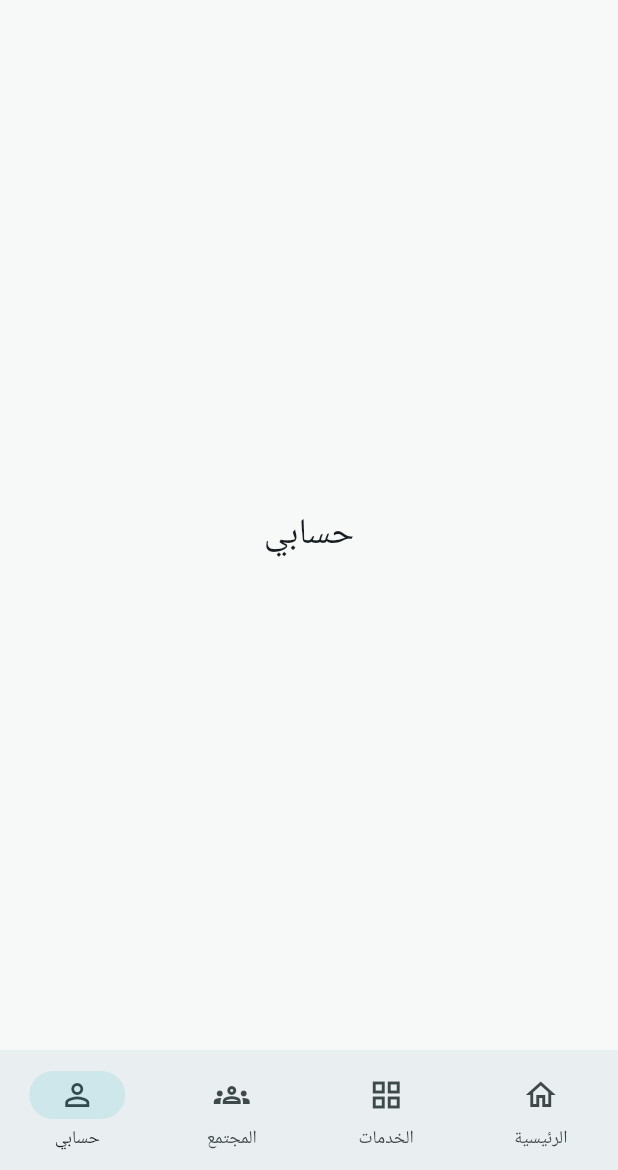
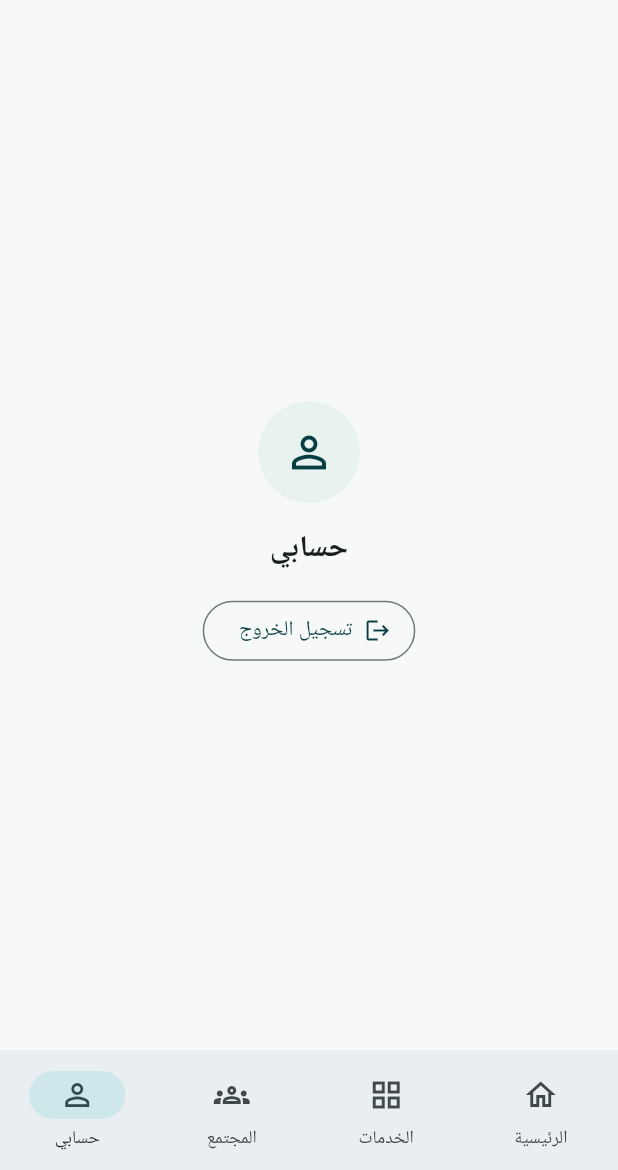
Before and after one commit to hawiaplus-maker/Rounderapplication, a Flutter app: the ResidentHomeScreen screen opened directly, item 4 of the bottom bar chosen, on a phone screen of 412 x 824 dp, the part 66-1236 px from its top. Run offline on Flutter 3.47's test engine with Material 3 defaults, Android fonts, the light colour scheme and no system bars; our stand-ins replace dio, easy_localization, flutter_bloc, flutter_secure_storage, get_it; accounts and stored records are empty; network calls fail.

Commit message:
feat: add resident sign out action

```diff
--- a/lib/layout/resident/presentation/screens/resident_home_screen.dart
+++ b/lib/layout/resident/presentation/screens/resident_home_screen.dart
@@ -23,7 +23,7 @@ class _ResidentHomeScreenState extends State<ResidentHomeScreen> {
     final labels=[AppLocaleKey.home,AppLocaleKey.services,AppLocaleKey.community,AppLocaleKey.account];
     return Scaffold(
       appBar:AppBar(title:const Text('rounder',style:TextStyle(fontSize:25,fontWeight:FontWeight.w900,color:AppColors.petrol)),actions:[IconButton(onPressed:chooseLanguage,tooltip:AppLocaleKey.language.tr(),icon:const Icon(Icons.language))]),
-      body:tab==0?dashboard():Center(child:Text(labels[tab].tr(),style:Theme.of(context).textTheme.headlineSmall)),
+      body:tab==0?dashboard():tab==3?accountPanel():Center(child:Text(labels[tab].tr(),style:Theme.of(context).textTheme.headlineSmall)),
       bottomNavigationBar:NavigationBar(selectedIndex:tab,onDestinationSelected:(i)=>setState(()=>tab=i),destinations:[
         NavigationDestination(icon:const Icon(Icons.home_outlined),selectedIcon:const Icon(Icons.home),label:AppLocaleKey.home.tr()),
         NavigationDestination(icon:const Icon(Icons.grid_view_outlined),label:AppLocaleKey.services.tr()),
@@ -32,6 +32,11 @@ class _ResidentHomeScreenState extends State<ResidentHomeScreen> {
       ]),
     );
   }
+  Widget accountPanel()=>Center(child:Column(mainAxisSize:MainAxisSize.min,children:[
+    const CircleAvatar(radius:34,backgroundColor:AppColors.mint,child:Icon(Icons.person_outline,color:AppColors.petrol,size:34)),
+    const SizedBox(height:16),Text(AppLocaleKey.account.tr(),style:const TextStyle(fontSize:20,fontWeight:FontWeight.w700)),
+    const SizedBox(height:16),OutlinedButton.icon(onPressed:()=>context.read<AuthCubit>().signOut(),icon:const Icon(Icons.logout),label:Text(AppLocaleKey.signOut.tr())),
+  ]));
   Widget dashboard()=>BlocBuilder<ResidentDashboardCubit,ResidentDashboardState>(builder:(context,state){
     if(state is DashboardLoading)return const Center(child:CircularProgressIndicator());
     if(state is DashboardFailed)return Center(child:Padding(padding:const EdgeInsets.all(24),child:Column(mainAxisSize:MainAxisSize.min,children:[
```
